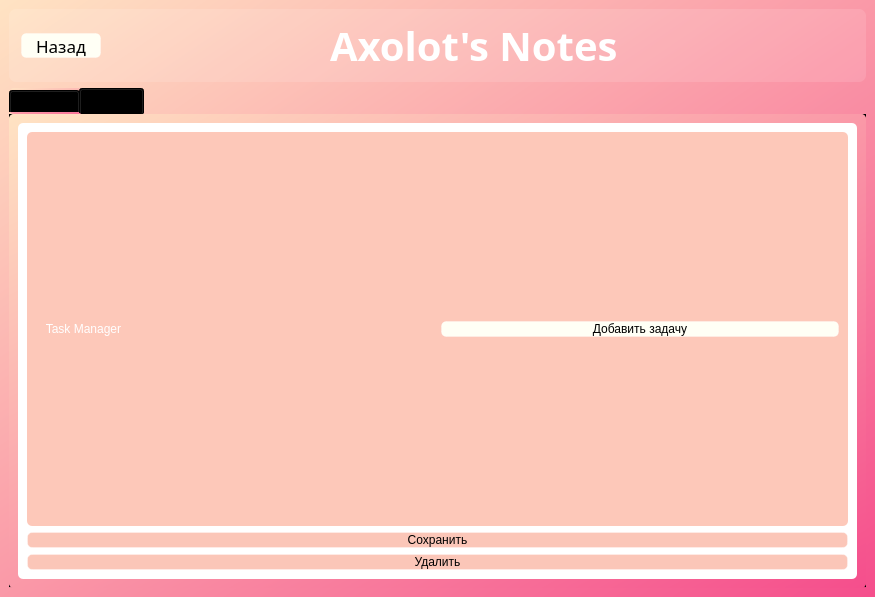
First picture: the form in Interface_files/MainWNotes.ui, repository Ephirious/Notes-TaskManager, before the edit.
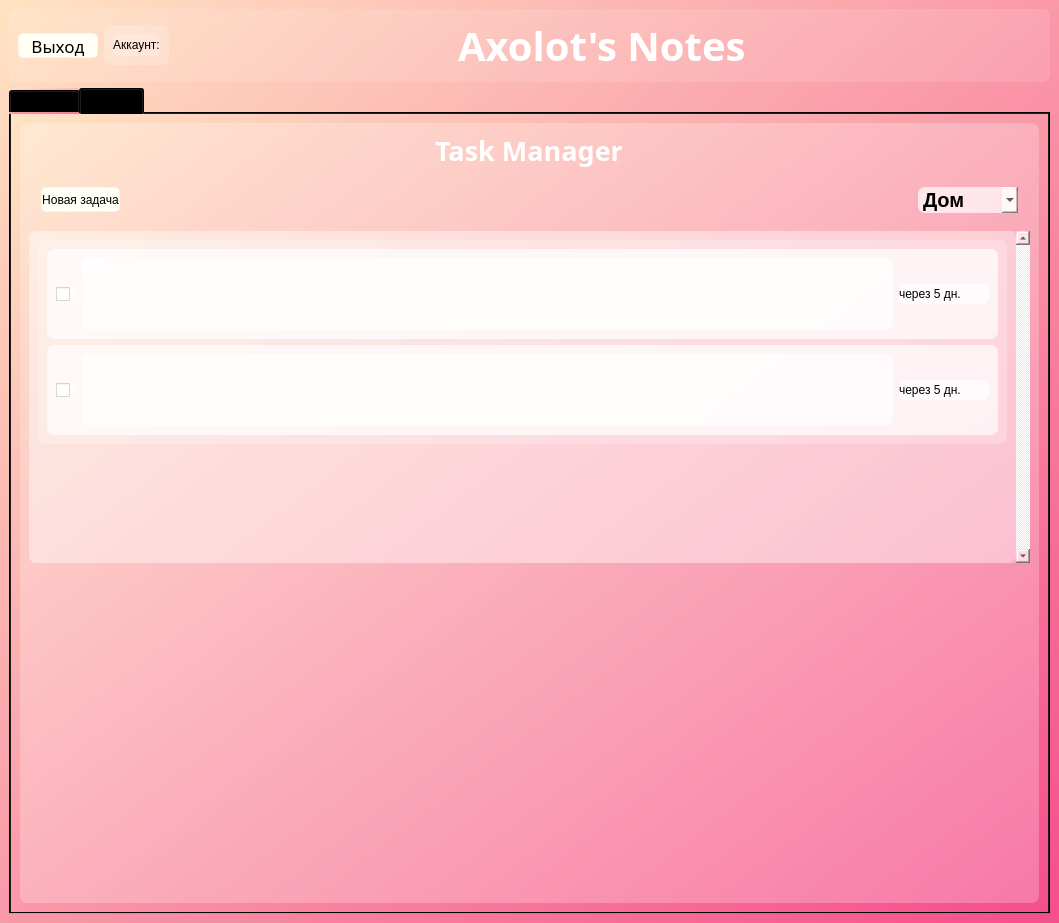
Second picture: the form after the edit. The open tabs and pages were chosen to show the change. Icons and pictures are not drawn.

```diff
--- a/Interface_files/MainWNotes.ui
+++ b/Interface_files/MainWNotes.ui
@@ -6,8 +6,8 @@
    <rect>
     <x>0</x>
     <y>0</y>
-    <width>875</width>
-    <height>597</height>
+    <width>1059</width>
+    <height>923</height>
    </rect>
   </property>
   <property name="windowTitle">
@@ -21,21 +21,18 @@
    <string notr="true">background-color: qlineargradient(spread:repeat, x1:0, y1:0, x2:1, y2:1, stop:0 rgba(255, 227, 195, 255), stop:1 rgba(245, 78, 140, 255));
 </string>
   </property>
+  <property name="documentMode">
+   <bool>false</bool>
+  </property>
   <widget class="QWidget" name="centralwidget">
-   <layout class="QVBoxLayout" name="verticalLayout_2">
-    <item>
+   <layout class="QGridLayout" name="gridLayout">
+    <item row="0" column="0">
      <widget class="QFrame" name="frame1">
       <property name="styleSheet">
        <string notr="true">background-color: rgba(255, 255, 255, 30);
 border-radius: 7px;</string>
       </property>
       <layout class="QHBoxLayout" name="horizontalLayout_3">
-       <property name="leftMargin">
-        <number>12</number>
-       </property>
-       <property name="rightMargin">
-        <number>12</number>
-       </property>
        <item>
         <widget class="QPushButton" name="btn_back">
          <property name="sizePolicy">
@@ -82,7 +79,7 @@
 }</string>
          </property>
          <property name="text">
-          <string>Назад</string>
+          <string>Выход</string>
          </property>
          <property name="icon">
           <iconset resource="res.qrc">
@@ -90,6 +87,35 @@
          </property>
         </widget>
        </item>
+       <item>
+        <widget class="QFrame" name="frame_3">
+         <property name="maximumSize">
+          <size>
+           <width>16777215</width>
+           <height>40</height>
+          </size>
+         </property>
+         <property name="styleSheet">
+          <string notr="true">background-color: rgba(255, 255, 255, 50);
+border-radius: 7px;</string>
+         </property>
+         <property name="frameShape">
+          <enum>QFrame::Shape::StyledPanel</enum>
+         </property>
+         <property name="frameShadow">
+          <enum>QFrame::Shadow::Raised</enum>
+         </property>
+         <layout class="QVBoxLayout" name="verticalLayout_7">
+          <item>
+           <widget class="QLabel" name="label_account">
+            <property name="text">
+             <string>Aккаунт:</string>
+            </property>
+           </widget>
+          </item>
+         </layout>
+        </widget>
+       </item>
        <item>
         <spacer name="horizontalSpacer_3">
          <property name="orientation">
@@ -174,13 +200,28 @@
       </layout>
      </widget>
     </item>
-    <item>
+    <item row="1" column="0">
      <widget class="QTabWidget" name="tabWidget">
       <property name="styleSheet">
        <string notr="true">border-radius: 5px;
+border-color: none;
 font: 11pt &quot;Sitka&quot;;
 
-</string>
+
+QPushButton {
+background-color: rgb(255, 255, 245);
+border: 1px solid rgba(255, 255, 255, 70);
+border-radius: 5px;
+font: 13pt &quot;Sitka&quot;;
+color: black;
+}
+QPushButton:hover {
+background-color: rgb(222, 222, 213);
+}
+
+QPushButton:pressed {
+background-color: rgb(255, 255, 245);
+}</string>
       </property>
       <property name="currentIndex">
        <number>0</number>
@@ -587,7 +628,8 @@
         <item>
          <widget class="QFrame" name="frame_2">
           <property name="styleSheet">
-           <string notr="true">background-color: rgb(255, 255, 255);</string>
+           <string notr="true">background-color: rgba(255, 255, 255, 60);
+border-radius: 7px;</string>
           </property>
           <property name="frameShape">
            <enum>QFrame::Shape::StyledPanel</enum>
@@ -595,36 +637,63 @@
           <property name="frameShadow">
            <enum>QFrame::Shadow::Raised</enum>
           </property>
-          <layout class="QVBoxLayout" name="verticalLayout_4">
-           <item>
-            <widget class="QFrame" name="frame_3">
+          <layout class="QVBoxLayout" name="verticalLayout_6">
+           <item alignment="Qt::AlignmentFlag::AlignHCenter">
+            <widget class="QLabel" name="label_taskmanager">
+             <property name="maximumSize">
+              <size>
+               <width>400</width>
+               <height>50</height>
+              </size>
+             </property>
+             <property name="font">
+              <font>
+               <family>Ravie</family>
+               <pointsize>20</pointsize>
+               <italic>false</italic>
+               <bold>true</bold>
+               <underline>false</underline>
+               <kerning>true</kerning>
+              </font>
+             </property>
              <property name="styleSheet">
-              <string notr="true">background-color: rgb(253, 200, 185)</string>
-             </property>
-             <property name="frameShape">
-              <enum>QFrame::Shape::StyledPanel</enum>
-             </property>
-             <property name="frameShadow">
-              <enum>QFrame::Shadow::Raised</enum>
-             </property>
-             <layout class="QHBoxLayout" name="horizontalLayout_5">
-              <item>
-               <widget class="QLabel" name="label_2">
-                <property name="styleSheet">
-                 <string notr="true">font: 20pt &quot;Ravie&quot;;
+              <string notr="true">font: 20pt &quot;Ravie&quot;;
+font-weight: bold;
 background-color: none;
-color: white;
-</string>
-                </property>
-                <property name="text">
-                 <string>   Task Manager</string>
-                </property>
-               </widget>
-              </item>
-              <item>
-               <widget class="QPushButton" name="pushButton">
-                <property name="styleSheet">
-                 <string notr="true">QPushButton {
+color: white;</string>
+             </property>
+             <property name="text">
+              <string>Task Manager</string>
+             </property>
+            </widget>
+           </item>
+           <item>
+            <layout class="QHBoxLayout" name="horizontalLayout_9">
+             <property name="spacing">
+              <number>0</number>
+             </property>
+             <property name="leftMargin">
+              <number>12</number>
+             </property>
+             <property name="topMargin">
+              <number>12</number>
+             </property>
+             <property name="rightMargin">
+              <number>12</number>
+             </property>
+             <property name="bottomMargin">
+              <number>12</number>
+             </property>
+             <item>
+              <widget class="QPushButton" name="btn_add_task">
+               <property name="maximumSize">
+                <size>
+                 <width>200</width>
+                 <height>25</height>
+                </size>
+               </property>
+               <property name="styleSheet">
+                <string notr="true">QPushButton {
 background-color: rgb(255, 255, 245);
 border: 1px solid rgba(255, 255, 255, 70);
 border-radius: 5px;
@@ -638,60 +707,251 @@
 QPushButton:pressed {
 background-color: rgb(255, 255, 245);
 }</string>
+               </property>
+               <property name="text">
+                <string>Новая задача</string>
+               </property>
+               <property name="icon">
+                <iconset resource="res.qrc">
+                 <normaloff>:/icons/icons/add_box_FILL0_wght400_GRAD0_opsz24.svg</normaloff>:/icons/icons/add_box_FILL0_wght400_GRAD0_opsz24.svg</iconset>
+               </property>
+               <property name="iconSize">
+                <size>
+                 <width>16</width>
+                 <height>16</height>
+                </size>
+               </property>
+              </widget>
+             </item>
+             <item>
+              <spacer name="horizontalSpacer_4">
+               <property name="orientation">
+                <enum>Qt::Orientation::Horizontal</enum>
+               </property>
+               <property name="sizeHint" stdset="0">
+                <size>
+                 <width>40</width>
+                 <height>20</height>
+                </size>
+               </property>
+              </spacer>
+             </item>
+             <item>
+              <widget class="QComboBox" name="tagsBox">
+               <property name="minimumSize">
+                <size>
+                 <width>100</width>
+                 <height>0</height>
+                </size>
+               </property>
+               <property name="maximumSize">
+                <size>
+                 <width>300</width>
+                 <height>43</height>
+                </size>
+               </property>
+               <property name="styleSheet">
+                <string notr="true">background-color: rgba(255, 255, 255, 175);
+border-radius: 7px;
+
+font: 15pt;
+font-weight: bold;
+</string>
+               </property>
+               <item>
+                <property name="text">
+                 <string>Дом</string>
                 </property>
+               </item>
+               <item>
                 <property name="text">
-                 <string>Добавить задачу</string>
+                 <string>Работа</string>
                 </property>
-               </widget>
-              </item>
-             </layout>
-            </widget>
+               </item>
+               <item>
+                <property name="text">
+                 <string>Хобби</string>
+                </property>
+               </item>
+              </widget>
+             </item>
+            </layout>
            </item>
            <item>
-            <widget class="QPushButton" name="pushButton_3">
-             <property name="styleSheet">
-              <string notr="true">QPushButton {
-background-color: rgb(251, 198, 184);
-border: 1px solid rgba(255, 255, 255, 70);
-border-radius: 5px;
-font: 13pt &quot;Sitka&quot;;
-color: black;
-}
-QPushButton:hover {
-background-color: rgb(209, 164, 153);
-}
-
-QPushButton:pressed {
-background-color: rgb(251, 198, 184);
-}</string>
+            <widget class="QScrollArea" name="scrollArea">
+             <property name="maximumSize">
+              <size>
+               <width>16777215</width>
+               <height>400</height>
+              </size>
              </property>
-             <property name="text">
-              <string>Сохранить</string>
+             <property name="verticalScrollBarPolicy">
+              <enum>Qt::ScrollBarPolicy::ScrollBarAlwaysOn</enum>
              </property>
+             <property name="sizeAdjustPolicy">
+              <enum>QAbstractScrollArea::SizeAdjustPolicy::AdjustIgnored</enum>
+             </property>
+             <property name="widgetResizable">
+              <bool>true</bool>
+             </property>
+             <widget class="QWidget" name="scrollAreaWidgetContents">
+              <property name="geometry">
+               <rect>
+                <x>0</x>
+                <y>0</y>
+                <width>986</width>
+                <height>332</height>
+               </rect>
+              </property>
+              <layout class="QVBoxLayout" name="verticalLayout_4">
+               <item>
+                <widget class="QGroupBox" name="taskBox">
+                 <property name="title">
+                  <string/>
+                 </property>
+                 <layout class="QVBoxLayout" name="verticalLayout_5">
+                  <item>
+                   <widget class="QGroupBox" name="task_1">
+                    <property name="maximumSize">
+                     <size>
+                      <width>16777215</width>
+                      <height>90</height>
+                     </size>
+                    </property>
+                    <property name="styleSheet">
+                     <string notr="true">background-color: rgba(255, 255, 255, 175);
+border-radius: 7px;</string>
+                    </property>
+                    <property name="title">
+                     <string/>
+                    </property>
+                    <layout class="QHBoxLayout" name="horizontalLayout_5">
+                     <item>
+                      <widget class="QCheckBox" name="checkBox_6">
+                       <property name="text">
+                        <string/>
+                       </property>
+                      </widget>
+                     </item>
+                     <item>
+                      <widget class="QTextBrowser" name="textBrowser">
+                       <property name="maximumSize">
+                        <size>
+                         <width>16777215</width>
+                         <height>90</height>
+                        </size>
+                       </property>
+                      </widget>
+                     </item>
+                     <item>
+                      <widget class="QLabel" name="label_4">
+                       <property name="minimumSize">
+                        <size>
+                         <width>90</width>
+                         <height>0</height>
+                        </size>
+                       </property>
+                       <property name="maximumSize">
+                        <size>
+                         <width>80</width>
+                         <height>20</height>
+                        </size>
+                       </property>
+                       <property name="text">
+                        <string>через 5 дн.</string>
+                       </property>
+                      </widget>
+                     </item>
+                    </layout>
+                   </widget>
+                  </item>
+                  <item>
+                   <widget class="QGroupBox" name="task_2">
+                    <property name="maximumSize">
+                     <size>
+                      <width>16777215</width>
+                      <height>90</height>
+                     </size>
+                    </property>
+                    <property name="styleSheet">
+                     <string notr="true">background-color: rgba(255, 255, 255, 175);
+border-radius: 7px;</string>
+                    </property>
+                    <property name="title">
+                     <string/>
+                    </property>
+                    <layout class="QHBoxLayout" name="horizontalLayout_7">
+                     <item>
+                      <widget class="QCheckBox" name="checkBox_8">
+                       <property name="text">
+                        <string/>
+                       </property>
+                      </widget>
+                     </item>
+                     <item>
+                      <widget class="QTextBrowser" name="textBrowser_3">
+                       <property name="maximumSize">
+                        <size>
+                         <width>16777215</width>
+                         <height>90</height>
+                        </size>
+                       </property>
+                      </widget>
+                     </item>
+                     <item>
+                      <widget class="QLabel" name="label_6">
+                       <property name="minimumSize">
+                        <size>
+                         <width>90</width>
+                         <height>0</height>
+                        </size>
+                       </property>
+                       <property name="maximumSize">
+                        <size>
+                         <width>80</width>
+                         <height>20</height>
+                        </size>
+                       </property>
+                       <property name="text">
+                        <string>через 5 дн.</string>
+                       </property>
+                      </widget>
+                     </item>
+                    </layout>
+                   </widget>
+                  </item>
+                 </layout>
+                </widget>
+               </item>
+               <item>
+                <spacer name="verticalSpacer_3">
+                 <property name="orientation">
+                  <enum>Qt::Orientation::Vertical</enum>
+                 </property>
+                 <property name="sizeHint" stdset="0">
+                  <size>
+                   <width>20</width>
+                   <height>40</height>
+                  </size>
+                 </property>
+                </spacer>
+               </item>
+              </layout>
+             </widget>
             </widget>
            </item>
            <item>
-            <widget class="QPushButton" name="pushButton_2">
-             <property name="styleSheet">
-              <string notr="true">QPushButton {
-background-color: rgb(251, 198, 184);
-border: 1px solid rgba(255, 255, 255, 70);
-border-radius: 5px;
-font: 13pt &quot;Sitka&quot;;
-color: black;
-}
-QPushButton:hover {
-background-color: rgb(209, 164, 153);
-}
-
-QPushButton:pressed {
-background-color: rgb(251, 198, 184);
-}</string>
+            <spacer name="verticalSpacer_2">
+             <property name="orientation">
+              <enum>Qt::Orientation::Vertical</enum>
              </property>
-             <property name="text">
-              <string>Удалить</string>
+             <property name="sizeHint" stdset="0">
+              <size>
+               <width>20</width>
+               <height>40</height>
+              </size>
              </property>
-            </widget>
+            </spacer>
            </item>
           </layout>
          </widget>
```
Left out of the diff: 215 changed lines with no effect on the pictures.
